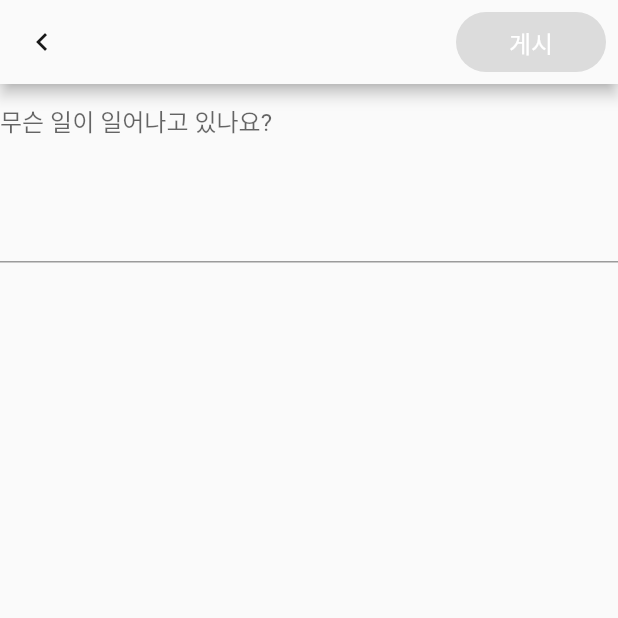
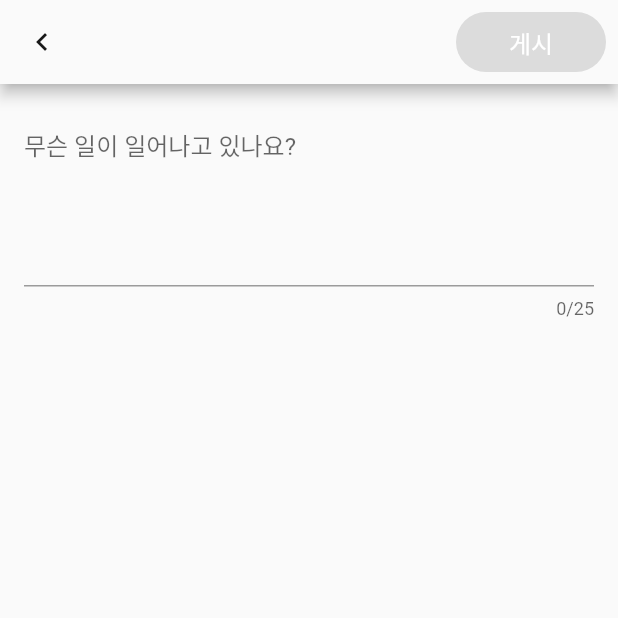
Before and after one commit to JunH1004/Twitter_Clone_FlutterWithSQL, a Flutter app: the PostPage screen opened directly, on a phone screen of 412 x 824 dp, the top half of it. Run offline on Flutter 3.47's test engine with Material 2 defaults, Android fonts, the phone set to English and light mode, and no system bars; missing offline and left inert: mysql_client.

Commit message:
post 페이지 최대 글자 수

```diff
--- a/twitter_clone/lib/ui/post_page.dart
+++ b/twitter_clone/lib/ui/post_page.dart
@@ -13,6 +13,7 @@ class PostPage extends StatefulWidget {
 class _PostPageState extends State<PostPage> {
   TextEditingController postController = TextEditingController();
   bool isPostButtonEnabled = false;
+  int maxCharacterLimit = 25;
 
   @override
   void dispose() {
@@ -60,8 +61,13 @@ class _PostPageState extends State<PostPage> {
           )
         ],
       ),
-      body: TextField(
+      body: Padding(
+        padding: const EdgeInsets.all(16.0),
+        child: Column(
+          children: [
+            TextField(
               maxLines: 5,
+              maxLength: maxCharacterLimit,
               controller: postController,
               onChanged: (value) {
                 // TextField의 내용이 변경될 때 호출되는 콜백
@@ -75,6 +81,10 @@ class _PostPageState extends State<PostPage> {
                 // 여기에서 다른 외관 속성을 사용자 정의할 수 있습니다.
               ),
             ),
+            SizedBox(height: 8),
+          ],
+        ),
+      ),
     );
   }
 }
```
Lines whose indentation alone changed are shown as unchanged.
